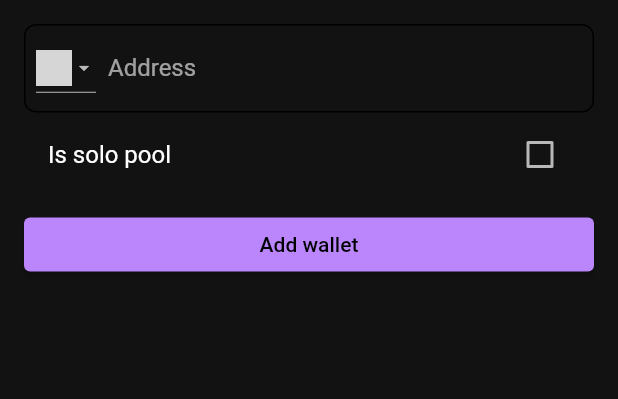
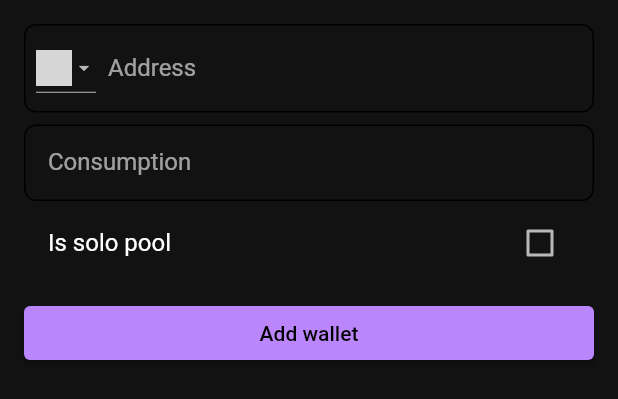
Before and after one commit to pedromneto97/miner_pool_tracking, a Flutter app: the AddWalletModal widget shown alone on an empty page, opened directly, on a phone screen of 412 x 824 dp. Shown: the top 399 px of the screen. Run offline on Flutter 3.47's test engine with Material 2 defaults, Android fonts, the phone set to English and light mode, and no system bars; our stand-ins replace auto_route, bloc, dio, equatable, flutter_bloc, flutter_masked_text2 and 5 more; accounts and stored records are empty; network calls fail; grey boxes are pictures that could not be loaded.

Commit message:
feat: refactor form and add consumption input

```diff
--- a/lib/presenter/home/widgets/add_wallet_modal.dart
+++ b/lib/presenter/home/widgets/add_wallet/add_wallet_modal.dart
@@ -1,6 +1,8 @@
+import 'package:auto_route/auto_route.dart';
 import 'package:flutter/material.dart';
 
-import '../../../domain/domain.dart';
+import '../../../../domain/domain.dart';
+import 'widgets/widgets.dart';
 
 class AddWalletModal extends StatefulWidget {
   const AddWalletModal({Key? key}) : super(key: key);
@@ -13,12 +15,14 @@ class _AddWalletModalState extends State<AddWalletModal> {
   final controller = TextEditingController();
   final coinNotifier = ValueNotifier<CoinSymbol>(CoinSymbol.flux);
   final soloPoolNotifier = ValueNotifier<bool>(false);
+  final consumptionController = TextEditingController(text: '');
 
   @override
   void dispose() {
     controller.dispose();
     coinNotifier.dispose();
     soloPoolNotifier.dispose();
+    consumptionController.dispose();
     super.dispose();
   }
 
@@ -27,8 +31,9 @@ class _AddWalletModalState extends State<AddWalletModal> {
       address: controller.text,
       symbol: coinNotifier.value,
       isSolo: soloPoolNotifier.value,
+      consumption: consumptionController.text.isNotEmpty ? int.parse(consumptionController.text) : 0,
     );
-    Navigator.of(context).pop();
+    context.router.pop();
   }
 
   @override
@@ -48,45 +53,21 @@ class _AddWalletModalState extends State<AddWalletModal> {
                 ),
                 prefixIcon: Padding(
                   padding: const EdgeInsets.symmetric(horizontal: 8),
-                  child: ValueListenableBuilder<CoinSymbol>(
-                    valueListenable: coinNotifier,
-                    builder: (context, value, child) {
-                      return DropdownButton<CoinSymbol>(
-                        alignment: Alignment.center,
-                        iconSize: 16,
-                        items: CoinSymbol.values
-                            .map<DropdownMenuItem<CoinSymbol>>(
-                              (e) => DropdownMenuItem(
-                                child: Center(
-                                  child: Image.network(
-                                    'https://minerpool.org/images/${e.name}.png',
-                                    width: 24,
-                                    height: 24,
-                                    cacheHeight: 160,
-                                    cacheWidth: 160,
-                                  ),
-                                ),
-                                value: e,
-                              ),
-                            )
-                            .toList(growable: false),
-                        onChanged: (newValue) => coinNotifier.value = newValue!,
-                        value: value,
-                      );
-                    },
+                  child: CoinSymbolDropdown(
+                    controller: coinNotifier,
                   ),
                 ),
               ),
               onFieldSubmitted: onSubmit,
             ),
-            ValueListenableBuilder<bool>(
-              valueListenable: soloPoolNotifier,
-              child: const Text('Is solo pool'),
-              builder: (context, value, child) => CheckboxListTile(
-                value: value,
-                onChanged: (value) => soloPoolNotifier.value = value!,
-                title: child,
+            Padding(
+              padding: const EdgeInsets.only(top: 8.0),
+              child: ConsumptionInput(
+                controller: consumptionController,
               ),
+            ),
+            SoloPoolCheckbox(
+              controller: soloPoolNotifier,
             ),
             Padding(
               padding: const EdgeInsets.symmetric(vertical: 8.0),
--- /dev/null
+++ b/lib/presenter/home/widgets/add_wallet/widgets/widgets.dart
@@ -0,0 +1,3 @@
+export 'coin_symbol_dropdown.dart';
+export 'consumption_input.dart';
+export 'solo_pool_checkbox.dart';
```
